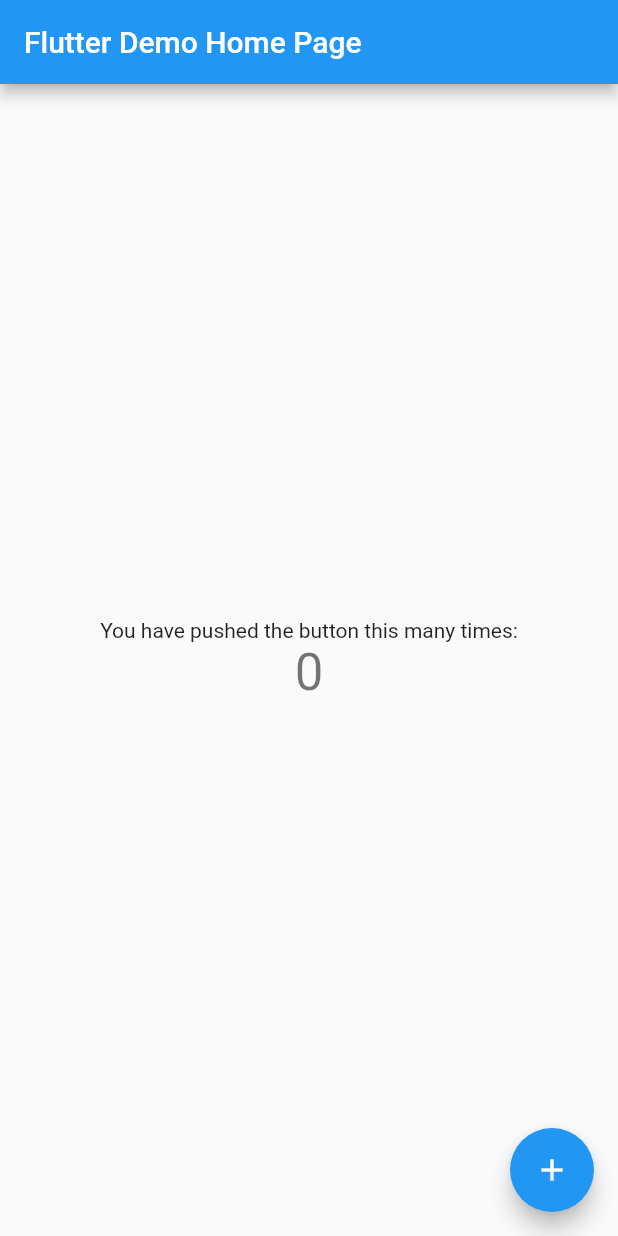
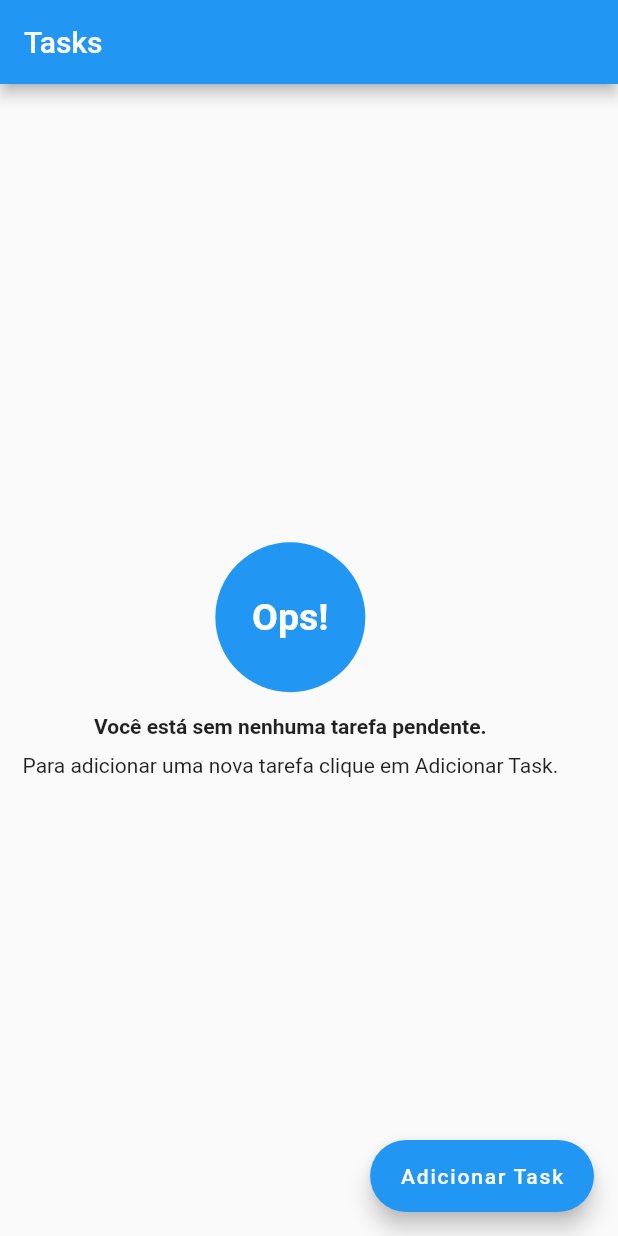
Before and after one commit to guilhermeqmaia/bloc_app, a Flutter app: the screen it shows after launch, on a phone screen of 412 x 824 dp. Run offline on Flutter 3.47's test engine with Material 2 defaults, Android fonts, the phone set to English and light mode, and no system bars; our stand-ins replace bloc, flutter_bloc.

Commit message:
create tasks page

```diff
--- a/lib/main.dart
+++ b/lib/main.dart
@@ -1,3 +1,4 @@
+import 'package:bloc_todo_app/src/presenter/tasks_page.dart';
 import 'package:flutter/material.dart';
 
 void main() {
@@ -7,109 +8,11 @@ void main() {
 class MyApp extends StatelessWidget {
   const MyApp({Key? key}) : super(key: key);
 
-  // This widget is the root of your application.
   @override
   Widget build(BuildContext context) {
-    return MaterialApp(
-      title: 'Flutter Demo',
-      theme: ThemeData(
-        // This is the theme of your application.
-        //
-        // Try running your application with "flutter run". You'll see the
-        // application has a blue toolbar. Then, without quitting the app, try
-        // changing the primarySwatch below to Colors.green and then invoke
-        // "hot reload" (press "r" in the console where you ran "flutter run",
-        // or simply save your changes to "hot reload" in a Flutter IDE).
-        // Notice that the counter didn't reset back to zero; the application
-        // is not restarted.
-        primarySwatch: Colors.blue,
-      ),
-      home: const MyHomePage(title: 'Flutter Demo Home Page'),
+    return const MaterialApp(
+      debugShowCheckedModeBanner: false,
+      home: TasksPage(),
     );
   }
 }
-
-class MyHomePage extends StatefulWidget {
-  const MyHomePage({Key? key, required this.title}) : super(key: key);
-
-  // This widget is the home page of your application. It is stateful, meaning
-  // that it has a State object (defined below) that contains fields that affect
-  // how it looks.
-
-  // This class is the configuration for the state. It holds the values (in this
-  // case the title) provided by the parent (in this case the App widget) and
-  // used by the build method of the State. Fields in a Widget subclass are
-  // always marked "final".
-
-  final String title;
-
-  @override
-  State<MyHomePage> createState() => _MyHomePageState();
-}
-
-class _MyHomePageState extends State<MyHomePage> {
-  int _counter = 0;
-
-  void _incrementCounter() {
-    setState(() {
-      // This call to setState tells the Flutter framework that something has
-      // changed in this State, which causes it to rerun the build method below
-      // so that the display can reflect the updated values. If we changed
-      // _counter without calling setState(), then the build method would not be
-      // called again, and so nothing would appear to happen.
-      _counter++;
-    });
-  }
-
-  @override
-  Widget build(BuildContext context) {
-    // This method is rerun every time setState is called, for instance as done
-    // by the _incrementCounter method above.
-    //
-    // The Flutter framework has been optimized to make rerunning build methods
-    // fast, so that you can just rebuild anything that needs updating rather
-    // than having to individually change instances of widgets.
-    return Scaffold(
-      appBar: AppBar(
-        // Here we take the value from the MyHomePage object that was created by
-        // the App.build method, and use it to set our appbar title.
-        title: Text(widget.title),
-      ),
-      body: Center(
-        // Center is a layout widget. It takes a single child and positions it
-        // in the middle of the parent.
-        child: Column(
-          // Column is also a layout widget. It takes a list of children and
-          // arranges them vertically. By default, it sizes itself to fit its
-          // children horizontally, and tries to be as tall as its parent.
-          //
-          // Invoke "debug painting" (press "p" in the console, choose the
-          // "Toggle Debug Paint" action from the Flutter Inspector in Android
-          // Studio, or the "Toggle Debug Paint" command in Visual Studio Code)
-          // to see the wireframe for each widget.
-          //
-          // Column has various properties to control how it sizes itself and
-          // how it positions its children. Here we use mainAxisAlignment to
-          // center the children vertically; the main axis here is the vertical
-          // axis because Columns are vertical (the cross axis would be
-          // horizontal).
-          mainAxisAlignment: MainAxisAlignment.center,
-          children: <Widget>[
-            const Text(
-              'You have pushed the button this many times:',
-            ),
-            Text(
-              '$_counter',
-              style: Theme.of(context).textTheme.headline4,
-            ),
-          ],
-        ),
-      ),
-      floatingActionButton: FloatingActionButton(
-        onPressed: _incrementCounter,
-        tooltip: 'Increment',
-        child: const Icon(Icons.add),
-      ), // This trailing comma makes auto-formatting nicer for build methods.
-    );
-  }
-}
--- /dev/null
+++ b/lib/src/bloc/event/task_event.dart
@@ -0,0 +1,19 @@
+import '../../model/task.dart';
+
+abstract class TaskEvent {}
+
+class LoadTasksEvent extends TaskEvent {}
+
+class AddTaskEvent extends TaskEvent {
+  final Task task;
+
+  AddTaskEvent({required this.task});
+}
+
+class RemoveTaskEvent extends TaskEvent {
+  final Task task;
+
+  RemoveTaskEvent({required this.task});
+}
+
+class EmptyTasksEvent extends TaskEvent {}
--- /dev/null
+++ b/lib/src/bloc/state/task_state.dart
@@ -0,0 +1,23 @@
+import '../../model/task.dart';
+
+abstract class TaskState {
+  final List<Task> tasks;
+
+  const TaskState({
+    required this.tasks,
+  });
+}
+
+class TasksInitialState extends TaskState {
+  const TasksInitialState() : super(tasks: const []);
+}
+
+class TasksSuccessState extends TaskState {
+  const TasksSuccessState({
+    required List<Task> tasks,
+  }) : super(tasks: tasks);
+}
+
+class TasksEmptyState extends TaskState {
+  const TasksEmptyState() : super(tasks: const []);
+}
--- /dev/null
+++ b/lib/src/bloc/task_bloc.dart
@@ -0,0 +1,27 @@
+import 'package:bloc/bloc.dart';
+import 'package:bloc_todo_app/src/bloc/event/task_event.dart';
+import 'package:bloc_todo_app/src/bloc/state/task_state.dart';
+import 'package:bloc_todo_app/src/datasource/task_repository.dart';
+
+class TaskBlock extends Bloc<TaskEvent, TaskState> {
+  final _repository = TaskRepository();
+
+  TaskBlock() : super(const TasksInitialState()) {
+    on<LoadTasksEvent>((event, emit) {
+      final tasks = _repository.fetch();
+      if (tasks.isEmpty) {
+        emit(const TasksEmptyState());
+      } else {
+        emit(TasksSuccessState(tasks: tasks));
+      }
+    });
+
+    on<AddTaskEvent>((event, emit) =>
+        emit(TasksSuccessState(tasks: _repository.addTask(event.task))));
+
+    on<RemoveTaskEvent>((event, emit) =>
+        emit(TasksSuccessState(tasks: _repository.removeTask(event.task))));
+
+    on<EmptyTasksEvent>((event, emit) => emit(const TasksEmptyState()));
+  }
+}
--- /dev/null
+++ b/lib/src/datasource/task_repository.dart
@@ -0,0 +1,19 @@
+import '../model/task.dart';
+
+class TaskRepository {
+  final List<Task> _todoList = [];
+
+  List<Task> fetch() {
+    return _todoList;
+  }
+
+  List<Task> addTask(Task task) {
+    _todoList.add(task);
+    return _todoList;
+  }
+
+  List<Task> removeTask(Task task) {
+    _todoList.remove(task);
+    return _todoList;
+  }
+}
--- /dev/null
+++ b/lib/src/model/task.dart
@@ -0,0 +1,9 @@
+class Task {
+  final String title;
+  final String description;
+
+  Task({
+    required this.title,
+    required this.description,
+  });
+}
--- /dev/null
+++ b/lib/src/presenter/tasks_page.dart
@@ -0,0 +1,144 @@
+import 'dart:math';
+
+import 'package:bloc_todo_app/src/bloc/event/task_event.dart';
+import 'package:bloc_todo_app/src/bloc/task_bloc.dart';
+import 'package:flutter/material.dart';
+import 'package:flutter_bloc/flutter_bloc.dart';
+
+import '../bloc/state/task_state.dart';
+import '../model/task.dart';
+
+class TasksPage extends StatefulWidget {
+  const TasksPage({Key? key}) : super(key: key);
+
+  @override
+  State<TasksPage> createState() => _TasksPageState();
+}
+
+class _TasksPageState extends State<TasksPage> {
+  late final TaskBlock bloc;
+
+  @override
+  void initState() {
+    super.initState();
+    bloc = TaskBlock();
+    bloc.add(LoadTasksEvent());
+  }
+
+  Task getRandomTask() {
+    final tasks = [
+      Task(title: 'Ir a academia', description: 'Treinar durante 40 minutos'),
+      Task(
+          title: 'Comer salada',
+          description:
+              'Pelo menos em uma refeição, metade do prato deve ser salada'),
+      Task(title: 'Ler', description: 'Ler no mínimo 15 páginas'),
+      Task(title: 'Meditar', description: 'Por no mínimo 10 minutos'),
+      Task(
+          title: 'Estudar',
+          description:
+              'Procurar um tópico da faculdade e estudar por no mínimo 2 horas'),
+    ];
+    final int randomTask = Random().nextInt(4);
+    return tasks[randomTask];
+  }
+
+  @override
+  Widget build(BuildContext context) {
+    return Scaffold(
+      appBar: AppBar(
+        title: const Text('Tasks'),
+      ),
+      body: Padding(
+        padding: const EdgeInsets.all(15),
+        child: BlocBuilder<TaskBlock, TaskState>(
+          bloc: bloc,
+          builder: (context, state) {
+            if (state is TasksInitialState) {
+              return Container(
+                color: Colors.grey.shade100,
+                child: const Center(
+                  child: CircularProgressIndicator(),
+                ),
+              );
+            } else if (state is TasksEmptyState) {
+              return Column(
+                mainAxisAlignment: MainAxisAlignment.center,
+                crossAxisAlignment: CrossAxisAlignment.center,
+                children: const [
+                  CircleAvatar(
+                    backgroundColor: Colors.blue,
+                    radius: 50,
+                    child: Text(
+                      "Ops!",
+                      style: TextStyle(
+                        fontSize: 25,
+                        fontWeight: FontWeight.bold,
+                        color: Colors.white,
+                      ),
+                    ),
+                  ),
+                  SizedBox(height: 15),
+                  Text(
+                    'Você está sem nenhuma tarefa pendente.',
+                    style: TextStyle(
+                      fontWeight: FontWeight.bold,
+                    ),
+                  ),
+                  SizedBox(height: 10),
+                  Text(
+                    'Para adicionar uma nova tarefa clique em Adicionar Task.',
+                    textAlign: TextAlign.center,
+                  ),
+                ],
+              );
+            } else if (state is TasksSuccessState) {
+              if(state.tasks.isEmpty) {
+                bloc.add(EmptyTasksEvent());
+              }
+              return Column(
+                children: [
+                  Expanded(
+                    child: ListView.separated(
+                      itemCount: state.tasks.length,
+                      itemBuilder: (context, index) {
+                        final Task task = state.tasks[index];
+                        return ListTile(
+                          title: Text(task.title),
+                          subtitle: Text(task.description),
+                          trailing: IconButton(
+                            icon: const Icon(Icons.remove),
+                            onPressed: () {
+                              bloc.add(RemoveTaskEvent(task: task));
+                            },
+                          ),
+                        );
+                      },
+                      separatorBuilder: (context, index) {
+                        return Column(
+                          children: const [
+                            Padding(
+                              padding: EdgeInsets.symmetric(vertical: 5),
+                              child: Divider(),
+                            ),
+                          ],
+                        );
+                      },
+                    ),
+                  ),
+                ],
+              );
+            }
+            return Container();
+          },
+        ),
+      ),
+      floatingActionButton: FloatingActionButton.extended(
+        onPressed: () {
+          bloc.add(AddTaskEvent(task: getRandomTask()));
+        },
+        label: const Text('Adicionar Task'),
+      ),
+    );
+  }
+}
--- a/pubspec.yaml
+++ b/pubspec.yaml
@@ -35,6 +35,7 @@ dependencies:
   # Use with the CupertinoIcons class for iOS style icons.
   cupertino_icons: ^1.0.2
   bloc: ^8.1.1
+  flutter_bloc: ^8.1.2
 
 dev_dependencies:
   flutter_test:
```
Also changed, not shown: pubspec.lock.
